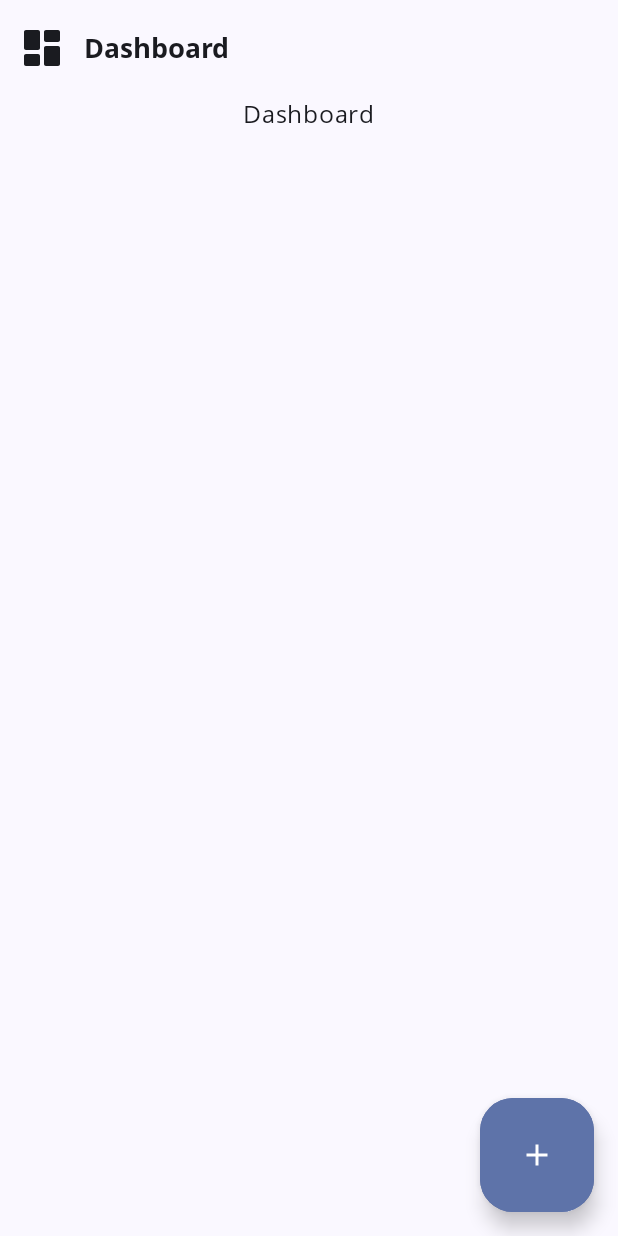
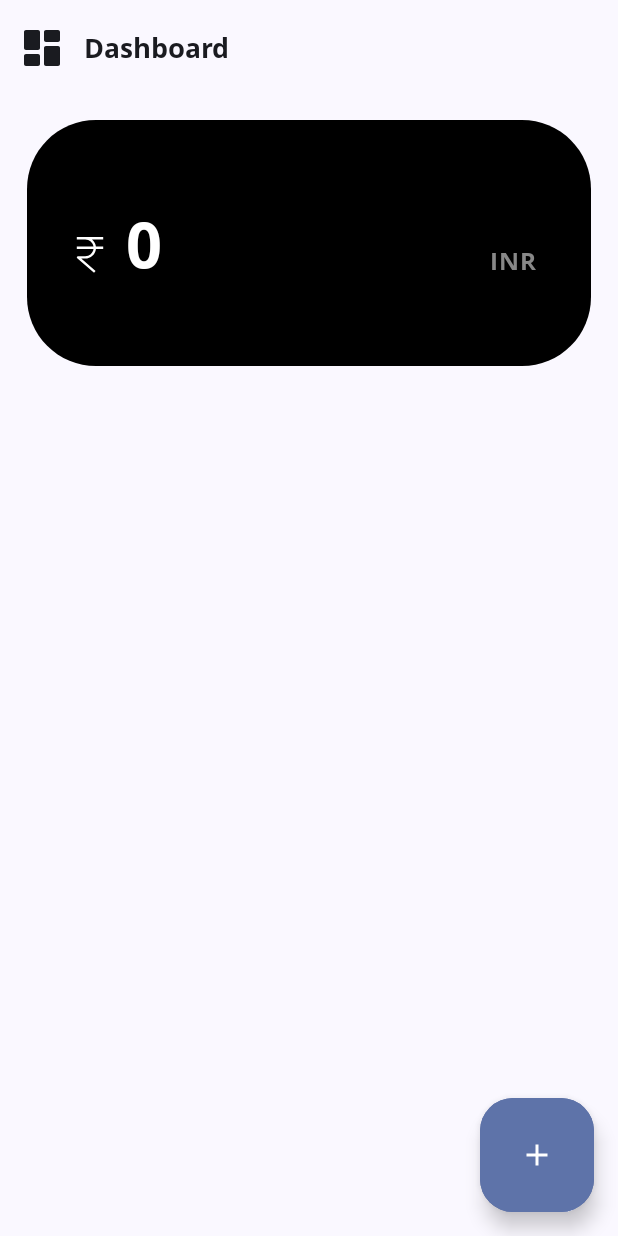
Before and after one commit to Dhruv-Limbachiya/ExpenseTracker, an Android app built with Jetpack Compose: the screen it shows after launch (MainActivity), on a phone screen of 412 x 824 dp. Run offline under Robolectric (Android 15) with nearby library versions, the phone set to English and light mode, and no system bars; our stand-ins replace Dagger/Hilt's generated code, Room's generated code.

Commit message:
designed & integrate live data in Total Spent UI

```diff
--- a/app/src/main/java/com/example/expensetracker/common/Util.kt
+++ b/app/src/main/java/com/example/expensetracker/common/Util.kt
@@ -1,9 +1,11 @@
 package com.example.expensetracker.common
 
 import android.os.Build
+import java.text.NumberFormat
 import java.text.SimpleDateFormat
 import java.time.LocalDate
 import java.util.Calendar
+import java.util.Locale
 
 fun Long.toDate(): String {
     val formattedDate = if (Build.VERSION.SDK_INT >= Build.VERSION_CODES.O) {
@@ -25,3 +27,8 @@ fun getCalendarDate() : String {
 
     return String.format("%04d-%02d-%02d", year, month, day)
 }
+
+fun Double.formatDoubleWithCommas(): String {
+    val numberFormat = NumberFormat.getNumberInstance(Locale.getDefault())
+    return numberFormat.format(this)
+}
--- a/app/src/main/java/com/example/expensetracker/presentation/dashboard/DashboardScreen.kt
+++ b/app/src/main/java/com/example/expensetracker/presentation/dashboard/DashboardScreen.kt
@@ -1,13 +1,19 @@
 package com.example.expensetracker.presentation.dashboard
 
+import androidx.compose.foundation.Image
 import androidx.compose.foundation.layout.Arrangement
 import androidx.compose.foundation.layout.Column
+import androidx.compose.foundation.layout.Row
 import androidx.compose.foundation.layout.fillMaxSize
 import androidx.compose.foundation.layout.fillMaxWidth
+import androidx.compose.foundation.layout.height
 import androidx.compose.foundation.layout.padding
 import androidx.compose.foundation.layout.size
+import androidx.compose.foundation.shape.RoundedCornerShape
 import androidx.compose.material.icons.Icons
 import androidx.compose.material.icons.rounded.Dashboard
+import androidx.compose.material3.Card
+import androidx.compose.material3.CardDefaults
 import androidx.compose.material3.Icon
 import androidx.compose.material3.IconButton
 import androidx.compose.material3.Scaffold
@@ -15,15 +21,29 @@ import androidx.compose.material3.Text
 import androidx.compose.runtime.Composable
 import androidx.compose.ui.Alignment
 import androidx.compose.ui.Modifier
+import androidx.compose.ui.graphics.Color
+import androidx.compose.ui.graphics.ColorFilter
 import androidx.compose.ui.platform.LocalContext
+import androidx.compose.ui.res.painterResource
+import androidx.compose.ui.text.PlatformTextStyle
+import androidx.compose.ui.text.TextStyle
 import androidx.compose.ui.tooling.preview.Preview
 import androidx.compose.ui.unit.dp
+import androidx.compose.ui.unit.sp
+import androidx.hilt.navigation.compose.hiltViewModel
 import com.example.expensetracker.R
+import com.example.expensetracker.common.formatDoubleWithCommas
 import com.example.expensetracker.presentation.common.ExpenseTrackerAppBar
+import com.example.expensetracker.presentation.ui.theme.openSansBoldFontFamily
 
 @Composable
-fun DashboardScreen(modifier: Modifier = Modifier) {
+fun DashboardScreen(
+    modifier: Modifier = Modifier,
+    viewModel: DashboardViewModel = hiltViewModel()
+) {
     val context = LocalContext.current
+
+    val totalSpent = viewModel.dashboardState.value.totalExpenses
 
     Scaffold(
         topBar = {
@@ -48,7 +68,51 @@ fun DashboardScreen(modifier: Modifier = Modifier) {
             verticalArrangement = Arrangement.Center,
             horizontalAlignment = Alignment.CenterHorizontally
         ) {
-            Text(text = "Dashboard")
+            TotalExpense(modifier = modifier,totalSpent)
+        }
+    }
+}
+
+@Composable
+fun TotalExpense(modifier: Modifier = Modifier, totalSpent: Double) {
+    Card(
+        modifier = modifier
+            .fillMaxWidth()
+            .height(180.dp)
+            .padding(top = 16.dp)
+            .padding(horizontal = 18.dp),
+        shape = RoundedCornerShape(28),
+        colors = CardDefaults.cardColors(containerColor = Color.Black),
+    ) {
+        Row(
+            modifier = modifier.fillMaxSize(),
+            verticalAlignment = Alignment.CenterVertically,
+        ) {
+            Image(
+                modifier = Modifier
+                    .padding(start = 30.dp, top = 16.dp)
+                    .size(24.dp),
+                painter = painterResource(id = R.drawable.ic_rupee_symbol_vector),
+                colorFilter = ColorFilter.tint(color = Color.White),
+                contentDescription = "Rupee",
+                )
+
+            Text(
+                modifier = modifier
+                    .padding(start = 12.dp)
+                    .weight(1f),
+                text = totalSpent.formatDoubleWithCommas(), fontFamily = openSansBoldFontFamily, fontSize = 42.sp, color = Color.White, style = TextStyle(platformStyle = PlatformTextStyle(
+                    includeFontPadding = false
+                )
+                )
+            )
+
+            Text(
+                text = "INR",
+                fontFamily = openSansBoldFontFamily,
+                color = Color.Gray,
+                modifier = Modifier.padding(top = 24.dp, end = 36.dp)
+            )
         }
     }
 }
--- a/app/src/main/java/com/example/expensetracker/presentation/dashboard/DashboardViewModel.kt
+++ b/app/src/main/java/com/example/expensetracker/presentation/dashboard/DashboardViewModel.kt
@@ -7,13 +7,15 @@ import androidx.lifecycle.ViewModel
 import androidx.lifecycle.viewModelScope
 import com.example.expensetracker.domain.usecases.UseCase
 import com.example.expensetracker.presentation.dashboard.DashboardState.Companion.INVALID_DASHBOARD
+import dagger.hilt.android.lifecycle.HiltViewModel
 import kotlinx.coroutines.flow.collectLatest
 import kotlinx.coroutines.launch
+import javax.inject.Inject
+import javax.inject.Named
 
-//@HiltViewModel
-class DashboardViewModel constructor(
-//    @Named("main_use_case") private val useCase: UserCase
-     private val useCase: UseCase
+@HiltViewModel
+class DashboardViewModel @Inject constructor(
+    @Named("main_use_case") private val useCase: UseCase
 ) : ViewModel() {
 
     init {
@@ -22,6 +24,11 @@ class DashboardViewModel constructor(
 
     private var _dashboardState = mutableStateOf(INVALID_DASHBOARD)
     val dashboardState: State<DashboardState> = _dashboardState
+
+    init {
+        getCurrentMonthTotalSpent()
+        getAllExpenses()
+    }
 
     fun getAllExpenses() = viewModelScope.launch {
         useCase.getExpense().collect {
--- /dev/null
+++ b/app/src/main/res/drawable/ic_rupee_symbol_vector.xml
@@ -0,0 +1,10 @@
+<vector xmlns:android="http://schemas.android.com/apk/res/android"
+    android:width="800dp"
+    android:height="800dp"
+    android:viewportWidth="15"
+    android:viewportHeight="15">
+  <path
+      android:pathData="M2,1V0H13V1H8.329C9.226,1.726 9.839,2.791 9.973,4H13V5H9.973C9.724,7.25 7.816,9 5.5,9H3.852L9.825,14.12L9.175,14.88L2.175,8.88C2.016,8.743 1.958,8.523 2.031,8.327C2.104,8.13 2.291,8 2.5,8H5.5C7.263,8 8.722,6.696 8.965,5H2V4H8.965C8.722,2.304 7.263,1 5.5,1H2Z"
+      android:fillColor="#000000"
+      android:fillType="evenOdd"/>
+</vector>
```
